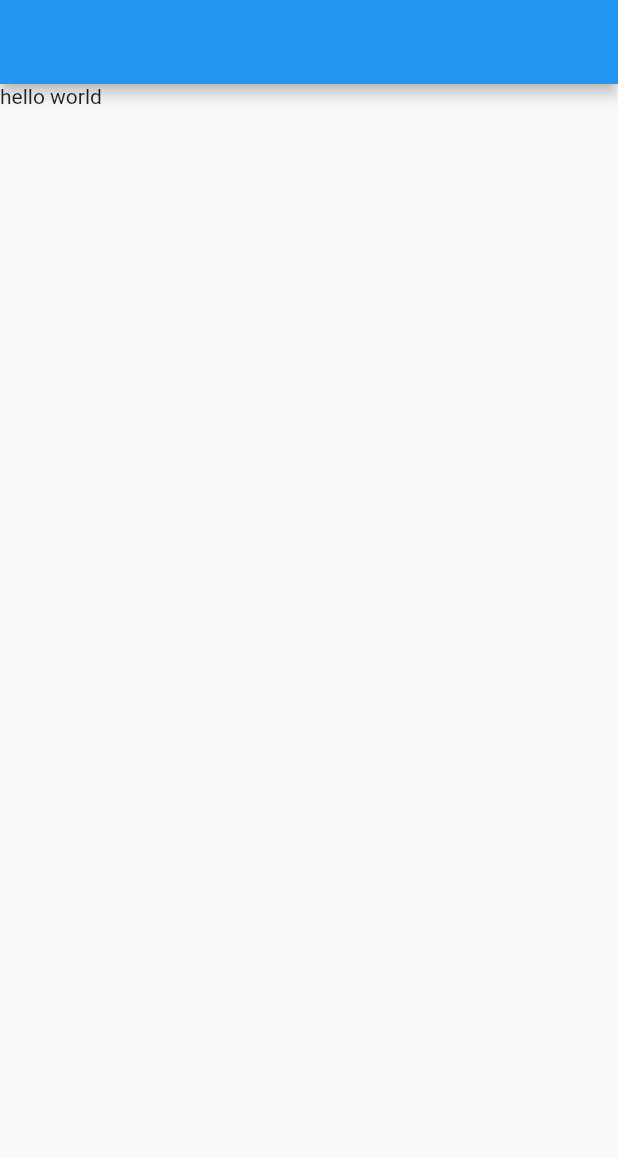
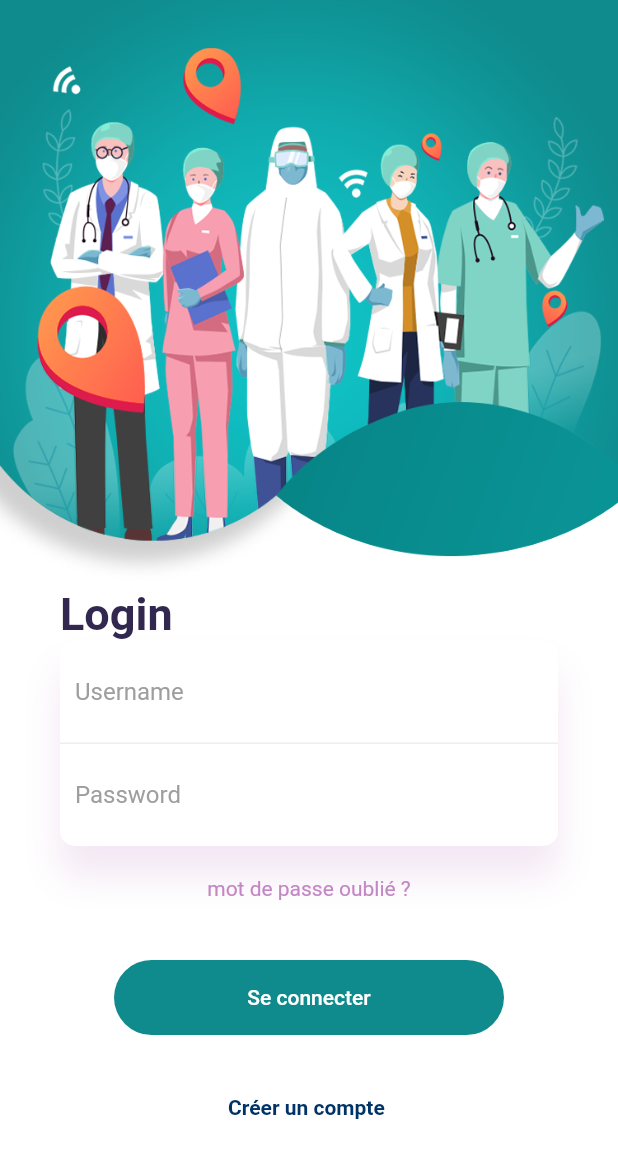
Before and after one commit to imaneabdennour/mobileProject, a Flutter app: the screen it shows after launch, on a phone screen of 412 x 824 dp. Shown: the top 1158 px of the screen. Run offline on Flutter 3.47's test engine with Material 2 defaults, Android fonts, the phone set to English and light mode, and no system bars; our stand-ins replace simple_animations.

Commit message:
first Commit of Login page

```diff
--- a/lib/LogIn.dart
+++ b/lib/LogIn.dart
@@ -0,0 +1,210 @@
+import 'package:bluetrack/Model/User.dart';
+import 'package:bluetrack/main.dart';
+import 'package:flutter/cupertino.dart';
+import 'package:flutter/material.dart';
+import 'package:bluetrack/PersonalAnimations/FadeAnimation.dart';
+
+class Login extends StatefulWidget {
+  @override
+  _LoginState createState() => _LoginState();
+}
+
+class _LoginState extends State<Login> {
+  Color mainColor = Color(0xff0F8B8D);
+  User user = new User();
+
+  @override
+  Widget build(BuildContext context) {
+    final deviceHeight = MediaQuery.of(context).size.height;
+
+
+    return Scaffold(
+      backgroundColor: Colors.white,
+      body: SingleChildScrollView(
+        child: Container(
+          //height: MediaQuery.of(context).size.height/2,
+          child: Column(
+            children: <Widget>[
+              Column(
+                crossAxisAlignment: CrossAxisAlignment.start,
+                children: <Widget>[
+                  Container(
+                    height: deviceHeight / 2 - 20,
+                    child: Stack(
+                      children: <Widget>[
+                        Positioned(
+                          child: FadeAnimation(
+                              1,
+                              Container(
+                                decoration: BoxDecoration(
+                                    image: DecorationImage(
+                                        image: AssetImage('images/OUS-2.png'),
+                                        fit: BoxFit.fill)),
+                              )),
+                        ),
+                        Positioned(
+                          child: FadeAnimation(
+                              1.3,
+                              Container(
+                                //height:deviceHeight-deviceHeight/2  ,
+                                decoration: BoxDecoration(
+                                    image: DecorationImage(
+                                        image: AssetImage('images/OUS-1.png'),
+                                        fit: BoxFit.fill)),
+                              )),
+                        ),
+                      ],
+                    ),
+                  ),
+                  Container(
+                    //height: deviceHeight / 2,
+                    child: Column(
+                      //crossAxisAlignment: CrossAxisAlignment.stretch,
+                      children: <Widget>[
+                        Padding(
+                            padding: EdgeInsets.symmetric(horizontal: 40),
+                            child: Column(
+                              crossAxisAlignment: CrossAxisAlignment.start,
+                              children: <Widget>[
+                                FadeAnimation(
+                                    1.5,
+                                    Text(
+                                      "Login",
+                                      style: TextStyle(
+                                          color: Color.fromRGBO(49, 39, 79, 1),
+                                          fontWeight: FontWeight.bold,
+                                          fontSize: 30),
+                                    )),
+                                FadeAnimation(
+                                    1.7,
+                                    Container(
+                                      //padding: EdgeInsets.all(10),
+                                      decoration: BoxDecoration(
+                                          borderRadius:
+                                              BorderRadius.circular(10),
+                                          color: Colors.white,
+                                          boxShadow: [
+                                            BoxShadow(
+                                                color: Color.fromRGBO(
+                                                    196, 135, 198, 0.2),
+                                                blurRadius: 20,
+                                                offset: Offset(0, 20))
+                                          ]),
+                                      child: Column(
+                                        children: <Widget>[
+                                          Container(
+                                            padding: EdgeInsets.all(10),
+                                            decoration: BoxDecoration(
+                                              border: Border(
+                                                  bottom: BorderSide(
+                                                      color: Colors.grey[200])),
+                                            ),
+                                            child: TextField(
+                                              onChanged: (value) {
+                                                this.user.username = value;
+
+                                              },
+                                              decoration: InputDecoration(
+                                                  border: InputBorder.none,
+                                                  hintText: "Username",
+                                                  hintStyle: TextStyle(
+                                                      color: Colors.grey)),
+                                            ),
+                                          ),
+                                          Container(
+                                            padding: EdgeInsets.all(10),
+                                            child: TextField(
+                                              onChanged: (value) {
+                                                this.user.password = value;
+
+                                              },
+                                              decoration: InputDecoration(
+                                                  border: InputBorder.none,
+                                                  hintText: "Password",
+                                                  hintStyle: TextStyle(
+                                                      color: Colors.grey)),
+                                            ),
+                                          )
+                                        ],
+                                      ),
+                                    )),
+                              ],
+                            )),
+                        Column(
+                          //crossAxisAlignment: CrossAxisAlignment.stretch,
+                          children: <Widget>[
+                            //padding:  EdgeInsets.only(top:padding*40),
+                            SizedBox(
+                              height: 20,
+                            ),
+                            GestureDetector(
+                                onTap: () {},
+                                child: FadeAnimation(
+                                    1.7,
+                                    Center(
+                                        child: Text(
+                                      "mot de passe oublié ?",
+                                      style: TextStyle(
+                                          color:
+                                              Color.fromRGBO(196, 135, 198, 1)),
+                                    )))),
+
+                            SizedBox(
+                              height: 40,
+                            ),
+                            FlatButton(
+                              onPressed: () {
+                                Navigator.push(
+                                    context,
+                                    MaterialPageRoute(
+                                        builder: (context) => MyApp()));
+                              },
+                              child: FadeAnimation(
+                                  1.9,
+                                  Container(
+                                    height: 50,
+                                    margin:
+                                        EdgeInsets.symmetric(horizontal: 60),
+                                    decoration: BoxDecoration(
+                                        color: mainColor,
+                                        borderRadius:
+                                            BorderRadius.circular(50)),
+                                    child: Center(
+                                      child: Text(
+                                        "Se connecter",
+                                        style: TextStyle(color: Colors.white),
+                                      ),
+                                    ),
+                                  )),
+                            ),
+
+                            SizedBox(
+                              height: 40,
+                            ),
+                            GestureDetector(
+                                onTap: () {},
+                                child: FadeAnimation(
+                                    2,
+                                    Center(
+                                        child: Text(
+                                      "Créer un compte ",
+                                      style: TextStyle(
+                                        color: Color.fromRGBO(0, 51, 102, 1),
+                                        fontWeight: FontWeight.bold,
+                                      ),
+                                    )))),
+                            //),
+                          ],
+                        )
+                      ],
+                    ),
+                  ),
+                ],
+              ),
+            ],
+          ),
+        ),
+      ),
+    );
+  }
+}
--- /dev/null
+++ b/lib/Model/User.dart
@@ -0,0 +1,6 @@
+class User{
+  String username;
+  String password;
+  User({this.username,this.password});
+
+}
--- /dev/null
+++ b/lib/PersonalAnimations/FadeAnimation.dart
@@ -0,0 +1,33 @@
+import 'package:flutter/material.dart';
+import 'package:simple_animations/simple_animations.dart';
+
+class FadeAnimation extends StatelessWidget {
+  final double delay;
+  final Widget child;
+
+  FadeAnimation(this.delay, this.child);
+
+  @override
+  Widget build(BuildContext context) {
+    final tween = MultiTrackTween([
+      Track("opacity").add(Duration(milliseconds: 500), Tween(begin: 0.0, end: 1.0)),
+      Track("translateY").add(
+          Duration(milliseconds: 500), Tween(begin: -30.0, end: 0.0),
+          curve: Curves.easeOut)
+    ]);
+
+    return ControlledAnimation(
+      delay: Duration(milliseconds: (500 * delay).round()),
+      duration: tween.duration,
+      tween: tween,
+      child: child,
+      builderWithChild: (context, child, animation) => Opacity(
+        opacity: animation["opacity"],
+        child: Transform.translate(
+            offset: Offset(0, animation["translateY"]),
+            child: child
+        ),
+      ),
+    );
+  }
+}
--- a/lib/main.dart
+++ b/lib/main.dart
@@ -1,4 +1,7 @@
 import 'package:flutter/material.dart';
+
+import 'LogIn.dart';
+
 
 void main() {
   runApp(MyApp());
@@ -11,6 +14,7 @@ class MyApp extends StatelessWidget {
     return MaterialApp(
       title: 'Flutter Demo',
       home: MyHomePage(),
+      debugShowCheckedModeBanner: false,
     );
   }
 }
@@ -29,11 +33,6 @@ class _MyHomePageState extends State<MyHomePage> {
   @override
   Widget build(BuildContext context) {
 
-    return Scaffold(
-      appBar: AppBar() ,
-      body: Text("hello world")
-
-
-    );
+    return Login();
   }
 }
--- a/pubspec.yaml
+++ b/pubspec.yaml
@@ -32,6 +32,7 @@ dependencies:
 dev_dependencies:
   flutter_test:
     sdk: flutter
+  simple_animations: ^1.3.3
 
 # For information on the generic Dart part of this file, see the
 # following page: https://dart.dev/tools/pub/pubspec
@@ -45,8 +46,8 @@ flutter:
   uses-material-design: true
 
   # To add assets to your application, add an assets section, like this:
-  # assets:
-  #   - images/a_dot_burr.jpeg
+  assets:
+    - images/
   #   - images/a_dot_ham.jpeg
 
   # An image asset can refer to one or more resolution-specific "variants", see
```
Also changed, not shown: images/OUS-1.png (added), images/OUS-2.png (added), pubspec.lock.
